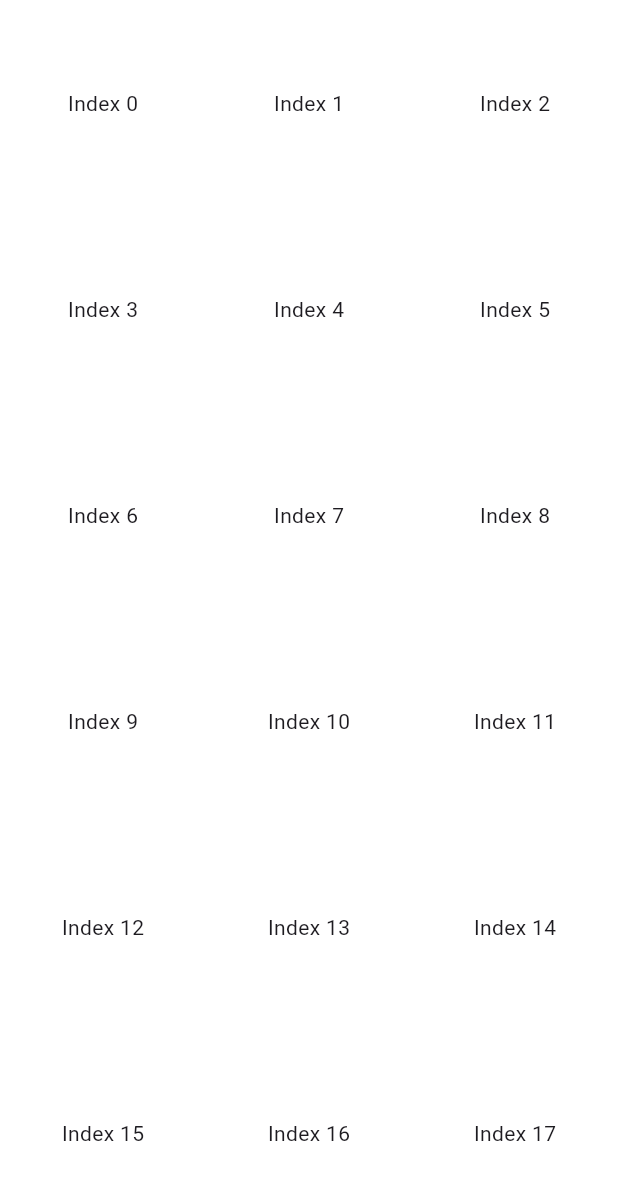
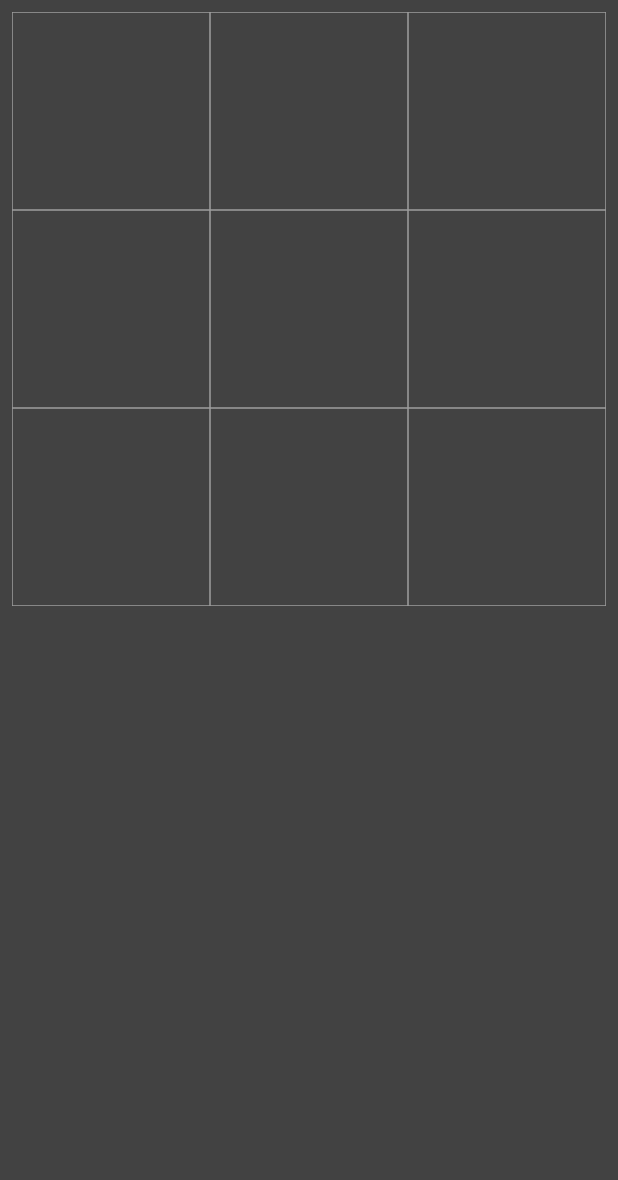
Before and after one commit to abetoluwani/tic-tac-toe, a Flutter app: the screen it shows after launch, on a phone screen of 412 x 824 dp. Shown: the top 1180 px of the screen. Run offline on Flutter 3.47's test engine with Material 3 defaults, Android fonts, the phone set to English and light mode, and no system bars; our stand-ins replace flutter_screenutil, get, google_fonts; statements that could not run were skipped.

Commit message:
homepage

```diff
--- a/lib/app/modules/homepage/views/homepage_view.dart
+++ b/lib/app/modules/homepage/views/homepage_view.dart
@@ -1,23 +1,56 @@
 import 'package:flutter/material.dart';
-
 import 'package:get/get.dart';
-
+import 'package:tictactoe/app/theme/colors.dart';
+import 'package:tictactoe/app/widgets/apptext.dart';
 import '../controllers/homepage_controller.dart';
 
-class HomepageView extends GetView<HomepageController> {
-  const HomepageView({Key? key}) : super(key: key);
+// ignore: must_be_immutable
+class HomepageView extends StatefulWidget {
+  const HomepageView({
+    super.key,
+  });
+
+  @override
+  _HomepageViewState createState() => _HomepageViewState();
+}
+
+class _HomepageViewState extends State<HomepageView> {
+  List<String> displayxando = ['', '', '', '', '', '', '', '', ''];
+
   @override
   Widget build(BuildContext context) {
     return Scaffold(
-        body: GridView.builder(
-            gridDelegate:
-                SliverGridDelegateWithFixedCrossAxisCount(crossAxisCount: 3),
-            itemBuilder: (context, index) {
-              return Container(
+      body: Padding(
+        padding: const EdgeInsets.all(8.0),
+        child: GridView.builder(
+          itemCount: 9,
+          gridDelegate:
+              SliverGridDelegateWithFixedCrossAxisCount(crossAxisCount: 3),
+          itemBuilder: (context, index) {
+            return GestureDetector(
+              onTap: () {
+                tapped(index);
+              },
+              child: Container(
+                decoration: BoxDecoration(
+                  border: Border.all(color: AppColors.grey, width: 0.5),
+                ),
                 child: Center(
-                  child: Text('Index $index'),
+                  child:
+                      BigAppText(displayxando[index], color: AppColors.white),
                 ),
-              );
-            }));
+              ),
+            );
+          },
+        ),
+      ),
+    );
+  }
+
+  void tapped(int index) {
+    setState(() {
+      //displayxando = displayxando == 'X' ? 'O' : 'X';
+      displayxando[index] = 'X';
+    });
   }
 }
--- a/lib/app/modules/splashscreen/views/splashscreen_view.dart
+++ b/lib/app/modules/splashscreen/views/splashscreen_view.dart
@@ -9,10 +9,6 @@ class SplashscreenView extends GetView<SplashscreenController> {
   @override
   Widget build(BuildContext context) {
     return Scaffold(
-      appBar: AppBar(
-        title: const Text('SplashscreenView'),
-        centerTitle: true,
-      ),
       body: const Center(
         child: Text(
           'SplashscreenView is working',
--- a/lib/app/routes/app_pages.dart
+++ b/lib/app/routes/app_pages.dart
@@ -15,7 +15,7 @@ class AppPages {
   static final routes = [
     GetPage(
       name: _Paths.HOMEPAGE,
-      page: () => const HomepageView(),
+      page: () => HomepageView(),
       binding: HomepageBinding(),
     ),
     GetPage(
--- a/lib/app/theme/theme.dart
+++ b/lib/app/theme/theme.dart
@@ -6,7 +6,7 @@ import 'colors.dart';
 class AppTheme {
   static ThemeData get theme {
     return ThemeData(
-        scaffoldBackgroundColor: AppColors.white,
+        scaffoldBackgroundColor: Colors.grey[800],
         dialogBackgroundColor: AppColors.white,
         dialogTheme: const DialogTheme(
           backgroundColor: AppColors.white,
@@ -26,7 +26,7 @@ class AppTheme {
 
   static ThemeData get darkTheme {
     return ThemeData(
-        scaffoldBackgroundColor: AppColors.white,
+        scaffoldBackgroundColor: Colors.grey[800],
         dialogBackgroundColor: AppColors.white,
         dialogTheme: const DialogTheme(
           backgroundColor: AppColors.white,
```
Also changed, not shown: lib/app/modules/homepage/controllers/homepage_controller.dart (+2 -15 lines).
